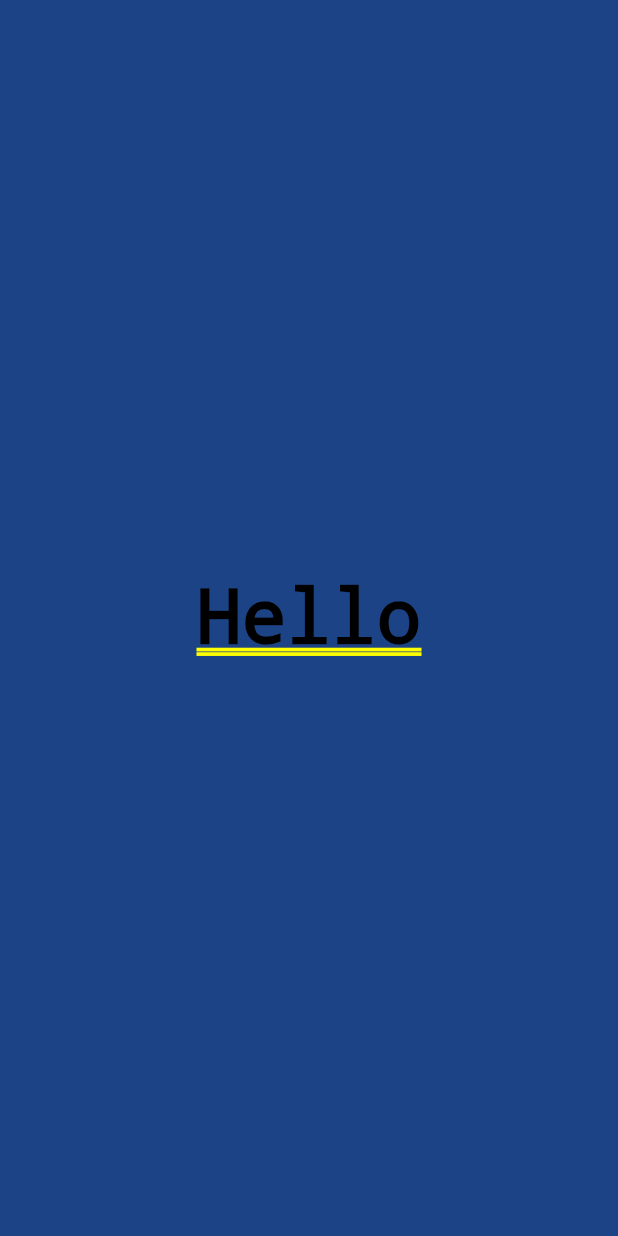
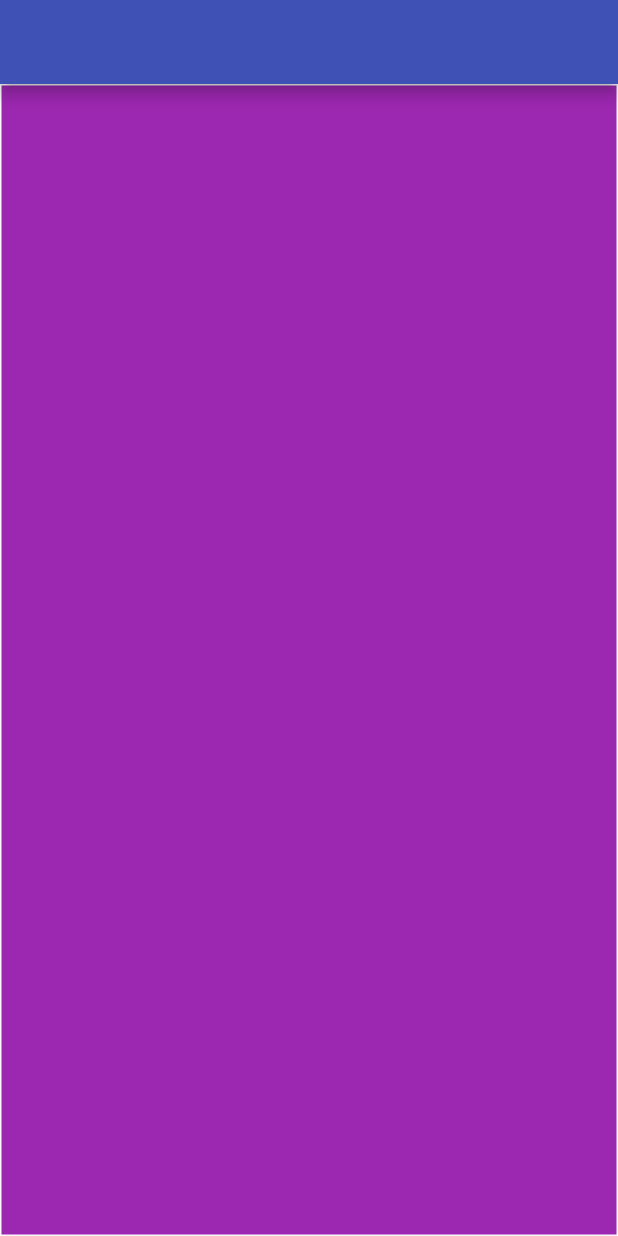
Before and after one commit to MaximBall/flutter_test, a Flutter app: the screen it shows after launch, on a phone screen of 412 x 824 dp. Run offline on Flutter 3.47's test engine with Material 2 defaults, Android fonts, the phone set to English and light mode, and no system bars.

Commit message:
modify file main.dart with rgb color and crate new page with hex color

```diff
--- a/lib/main.dart
+++ b/lib/main.dart
@@ -1,5 +1,6 @@
 import 'package:flutter/material.dart';
 import 'package:flutter/rendering.dart';
+import 'package:hello_flutter/pages/page_hex.dart';
 import 'dart:math';
 
 
@@ -18,7 +19,7 @@ class MyApp extends StatelessWidget {
       theme: ThemeData(
         primarySwatch: Colors.indigo,
       ),
-      home: const App(title: 'HelloFlutter'),
+      home: const RGBscreen(title: 'HelloFlutter'),
     );
 
   }
@@ -38,11 +39,19 @@ class App extends StatefulWidget {
 
 class _MyAppState extends State<App> {
 
-  Color _color = Color.fromRGBO(1, 1, 1, 1.0);
+  final _random = Random();
+  final double _oppacity = 1;
+
+  Color _color = Colors.orangeAccent;
 
   void generateColor(){
     setState(() {
-      _color = Color((Random().nextDouble() * 0xFFFFFF).toInt() << 0).withOpacity(1.0);
+      _color = Color.fromRGBO(
+        _random.nextInt(256),
+        _random.nextInt(256),
+        _random.nextInt(256),
+        _oppacity,
+        );
     });
   }
 
--- /dev/null
+++ b/lib/pages/page_hex.dart
@@ -0,0 +1,61 @@
+import 'package:flutter/material.dart';
+import 'dart:math';
+
+
+class RGBscreen extends StatefulWidget {
+
+  const RGBscreen({Key? key, required this.title}) : super(key: key);
+  final String title;
+
+  @override
+  State<RGBscreen> createState() => _RGBscreen();
+}
+
+class _RGBscreen extends State<RGBscreen> {
+
+  final _random = Random();
+
+  bool pressed = false;
+  Color _color = Colors.purple;
+  final double _oppacity = 1;
+
+  void generate_color(){
+      _color = Color((Random().nextDouble() * 0xFFFFFF).toInt() << 0).withOpacity(1.0);
+  }
+
+  void generate_press(){
+    setState(() {
+      pressed = !pressed;
+      generate_color();
+    });
+  }
+
+  @override
+  Widget build(BuildContext context) {
+
+    double width_screen = MediaQuery.of(context).size.width;
+    double height_screen = MediaQuery.of(context).size.height;
+
+    double height = pressed ? 150 : height_screen;
+    double width = pressed ? 100 : width_screen;
+    Color  color_screen = pressed ? _color : _color;
+
+    return Scaffold(
+      appBar: AppBar(),
+      body: Padding(
+        padding: const EdgeInsets.all(1.0),
+        child: Center(
+          child: InkWell(
+            onTap: generate_press,
+            child: AnimatedContainer(
+              duration: Duration(seconds: 5),
+              color: color_screen,
+              width: width,
+              height: height,
+            ),
+          ),
+        ),
+      ),
+    );
+  }
+}
```
